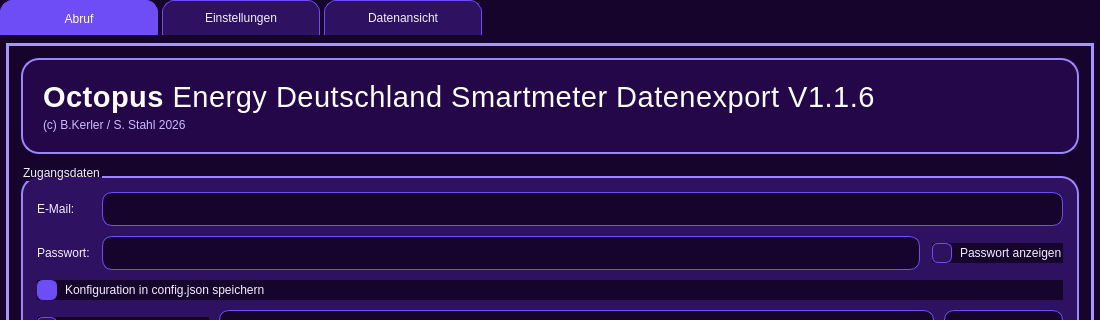
This is octopusdetool/octopusdetool_gui.ui in bkerler/octopusdetool as Qt 5 draws it before an edit; both pictures show x 0 to 1100 and y 0 to 320 of the 1100 by 860 pixel window. The edited form follows.
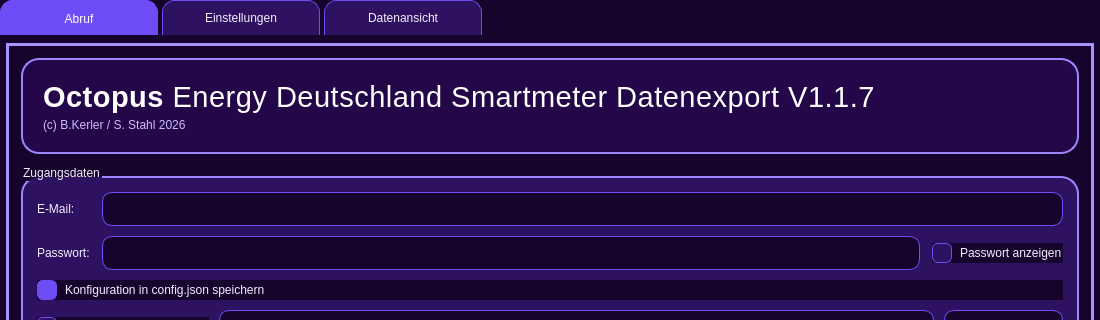
This is the edited form.

Commit message: Fix coloring issue

What changed in the file:
```diff
--- a/octopusdetool/octopusdetool_gui.ui
+++ b/octopusdetool/octopusdetool_gui.ui
@@ -390,6 +390,44 @@
     selection-color: #ffffff;
 }
 
+QTableView#missingEntriesTableView,
+QTableView#referenceReadingsTableView {
+    background-color: #240748;
+    alternate-background-color: #2e1160;
+    border: 1px solid #6f4df6;
+    gridline-color: #5e47a3;
+    color: #f4eeff;
+    selection-background-color: #6f4df6;
+    selection-color: #ffffff;
+}
+
+QTableView#missingEntriesTableView::item,
+QTableView#referenceReadingsTableView::item {
+    background-color: transparent;
+    color: #f4eeff;
+}
+
+QTableView#missingEntriesTableView::item:selected,
+QTableView#referenceReadingsTableView::item:selected {
+    background-color: #6f4df6;
+    color: #ffffff;
+}
+
+QTableView#missingEntriesTableView QLineEdit,
+QTableView#missingEntriesTableView QComboBox,
+QTableView#missingEntriesTableView QDateEdit,
+QTableView#missingEntriesTableView QAbstractSpinBox,
+QTableView#referenceReadingsTableView QLineEdit,
+QTableView#referenceReadingsTableView QComboBox,
+QTableView#referenceReadingsTableView QDateEdit,
+QTableView#referenceReadingsTableView QAbstractSpinBox {
+    background-color: #1c0638;
+    color: #f4eeff;
+    selection-background-color: #6f4df6;
+    selection-color: #ffffff;
+    border: 1px solid #6f4df6;
+}
+
 QTableView#analysisTableView QHeaderView::section {
     background-color: #1c0638;
     color: #f4eeff;
@@ -494,7 +532,7 @@
               <item>
                <widget class="QLabel" name="heroTitleLabel">
                 <property name="text">
-                 <string>&lt;html&gt;&lt;head/&gt;&lt;body&gt;&lt;p&gt;&lt;span style=&quot;font-family:'Ubuntu Sans'; font-size:22pt; font-weight:700; color:#ffffff;&quot;&gt;Octopus&lt;/span&gt;&lt;span style=&quot;font-family:'Ubuntu Sans'; font-size:22pt; font-weight:300; color:#ffffff;&quot;&gt; Energy Deutschland Smartmeter Datenexport V1.1.6&lt;/span&gt;&lt;/p&gt;&lt;/body&gt;&lt;/html&gt;</string>
+                 <string>&lt;html&gt;&lt;head/&gt;&lt;body&gt;&lt;p&gt;&lt;span style=&quot;font-family:'Ubuntu Sans'; font-size:22pt; font-weight:700; color:#ffffff;&quot;&gt;Octopus&lt;/span&gt;&lt;span style=&quot;font-family:'Ubuntu Sans'; font-size:22pt; font-weight:300; color:#ffffff;&quot;&gt; Energy Deutschland Smartmeter Datenexport V1.1.7&lt;/span&gt;&lt;/p&gt;&lt;/body&gt;&lt;/html&gt;</string>
                 </property>
                 <property name="wordWrap">
                  <bool>true</bool>
```
Left out of the diff: 2 changed lines with no effect on the pictures. The commit also changes 2 other files.
